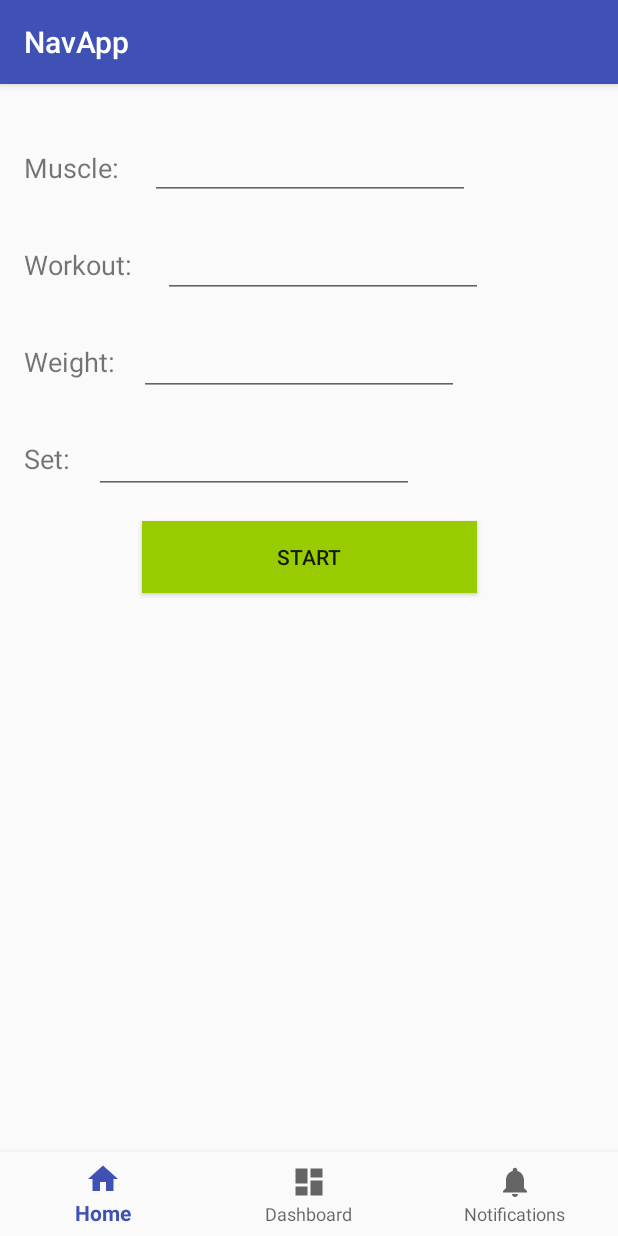
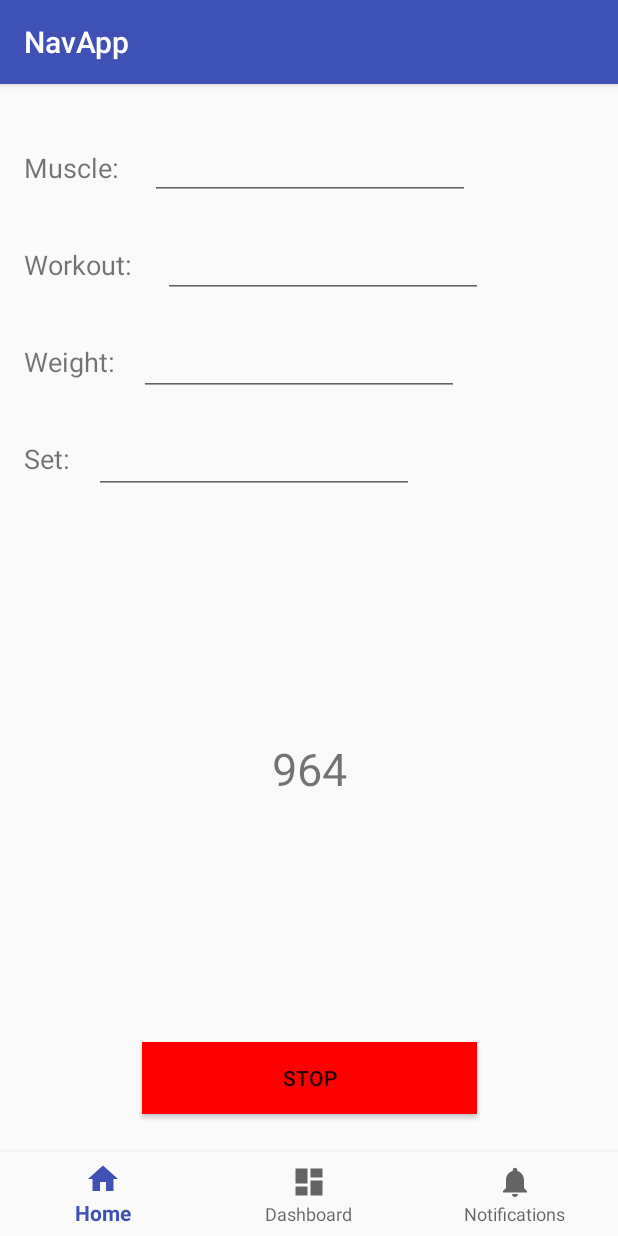
Before and after one commit to ridwankhan/navapp, an Android app: the fragment Home placed in its activity, after a tap on "START", on a phone screen of 412 x 824 dp. Run offline under Robolectric (Android 15) with nearby library versions, the phone set to English and light mode, and no system bars.

Commit message:
Basic layout of home done

```diff
--- a/app/build.gradle
+++ b/app/build.gradle
@@ -26,6 +26,7 @@ dependencies {
     implementation 'com.android.support.constraint:constraint-layout:1.0.2'
     implementation 'com.android.support:support-vector-drawable:26.1.0'
     implementation 'com.android.support:support-v4:26.1.0'
+    implementation 'com.android.support:cardview-v7:26.1.0'
     testImplementation 'junit:junit:4.12'
     androidTestImplementation 'com.android.support.test:runner:1.0.1'
     androidTestImplementation 'com.android.support.test.espresso:espresso-core:3.0.1'
--- a/app/src/main/java/com/example/ridwankhan/navapp/Home.java
+++ b/app/src/main/java/com/example/ridwankhan/navapp/Home.java
@@ -1,6 +1,7 @@
 package com.example.ridwankhan.navapp;
 
 import android.content.Context;
+import android.graphics.Color;
 import android.net.Uri;
 import android.os.Bundle;
 import  android.app.Fragment;
@@ -10,6 +11,9 @@ import android.view.View;
 import android.view.ViewGroup;
 import android.widget.Button;
 import android.widget.Spinner;
+import android.widget.TextView;
+
+import java.util.Random;
 
 
 /**
@@ -55,10 +59,11 @@ public class Home extends Fragment {
         fragment.setArguments(args);
         return fragment;
     }
-    public void start_click(View v) {
-//        Button start_button = (Button) v;
-//        ((Button) v).setText("Stop");
-    }
+
+    Button btn;
+    TextView txt;
+    boolean firstClick = true;
+    int randomNum;
 
     @Override
     public void onCreate(Bundle savedInstanceState) {
@@ -67,13 +72,52 @@ public class Home extends Fragment {
             mParam1 = getArguments().getString(ARG_PARAM1);
             mParam2 = getArguments().getString(ARG_PARAM2);
         }
+
+//        btn =  getView().findViewById(R.id.start_button);
+//
+//        btn.setOnClickListener(new View.OnClickListener() {
+//            @Override
+//            public void onClick(View view) {
+//                btn.setText("Stop");
+//            }
+//        });
+
+
     }
-
+    View view;
     @Override
     public View onCreateView(LayoutInflater inflater, ViewGroup container,
                              Bundle savedInstanceState) {
         // Inflate the layout for this fragment
-        return inflater.inflate(R.layout.fragment_home, container, false);
+        view = inflater.inflate(R.layout.fragment_home, container, false);
+        btn = (Button) view.findViewById(R.id.start_button);
+        txt = view.findViewById(R.id.number);
+        btn.setOnClickListener(new View.OnClickListener() {
+            @Override
+            public void onClick(View view) {
+
+            if (firstClick) {
+                firstClick = false;
+                btn.setText("Stop");
+                btn.setBackgroundColor(Color.RED);
+
+                    Random rn = new Random();
+                    randomNum = rn.nextInt(1023 - 300 + 1) + 300;
+                    txt.setText(Integer.toString(randomNum));
+            }
+            else {
+                btn.setText("Start");
+                btn.setBackgroundColor(Color.GREEN);
+                firstClick = true;
+
+            }
+
+
+
+            }
+        });
+
+        return view;
     }
 
     // TODO: Rename method, update argument and hook method into UI event
--- a/app/src/main/res/layout/fragment_dash_board.xml
+++ b/app/src/main/res/layout/fragment_dash_board.xml
@@ -8,11 +8,5 @@
 
     <!-- TODO: Update blank fragment layout -->
 
-    <ImageButton
-        android:id="@+id/imageButton"
-        android:layout_width="wrap_content"
-        android:layout_height="wrap_content"
-        android:src="@mipmap/ic_launcher_round"
-        tools:layout_editor_absoluteX="144dp"
-        tools:layout_editor_absoluteY="80dp" />
+
 </android.support.constraint.ConstraintLayout>
--- a/app/src/main/res/layout/fragment_home.xml
+++ b/app/src/main/res/layout/fragment_home.xml
@@ -102,12 +102,26 @@
         android:id="@+id/start_button"
         android:layout_width="223dp"
         android:layout_height="wrap_content"
+        android:layout_marginBottom="17dp"
         android:layout_marginEnd="16dp"
         android:layout_marginStart="16dp"
-        android:layout_marginTop="18dp"
         android:background="@android:color/holo_green_light"
-        android:onClick="start_click"
         android:text="Start"
+        app:layout_constraintBottom_toBottomOf="parent"
+        app:layout_constraintEnd_toEndOf="parent"
+        app:layout_constraintHorizontal_bias="0.503"
+        app:layout_constraintStart_toStartOf="parent" />
+
+    <TextView
+        android:id="@+id/number"
+        android:layout_width="wrap_content"
+        android:layout_height="wrap_content"
+        android:layout_marginBottom="16dp"
+        android:layout_marginEnd="24dp"
+        android:layout_marginStart="24dp"
+        android:layout_marginTop="16dp"
+        android:textSize="30sp"
+        app:layout_constraintBottom_toTopOf="@+id/start_button"
         app:layout_constraintEnd_toEndOf="parent"
         app:layout_constraintStart_toStartOf="parent"
         app:layout_constraintTop_toBottomOf="@+id/editText8" />
```
